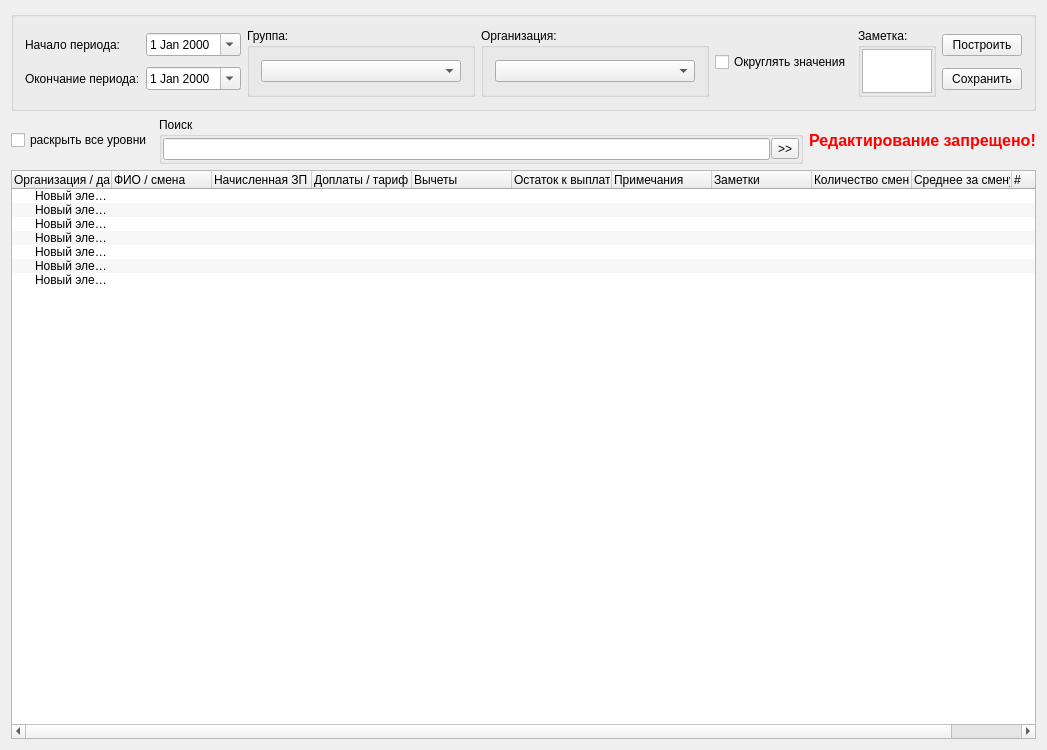
Qt form src/zprotokol.ui (SergeyZaz/DSV) before a commit.
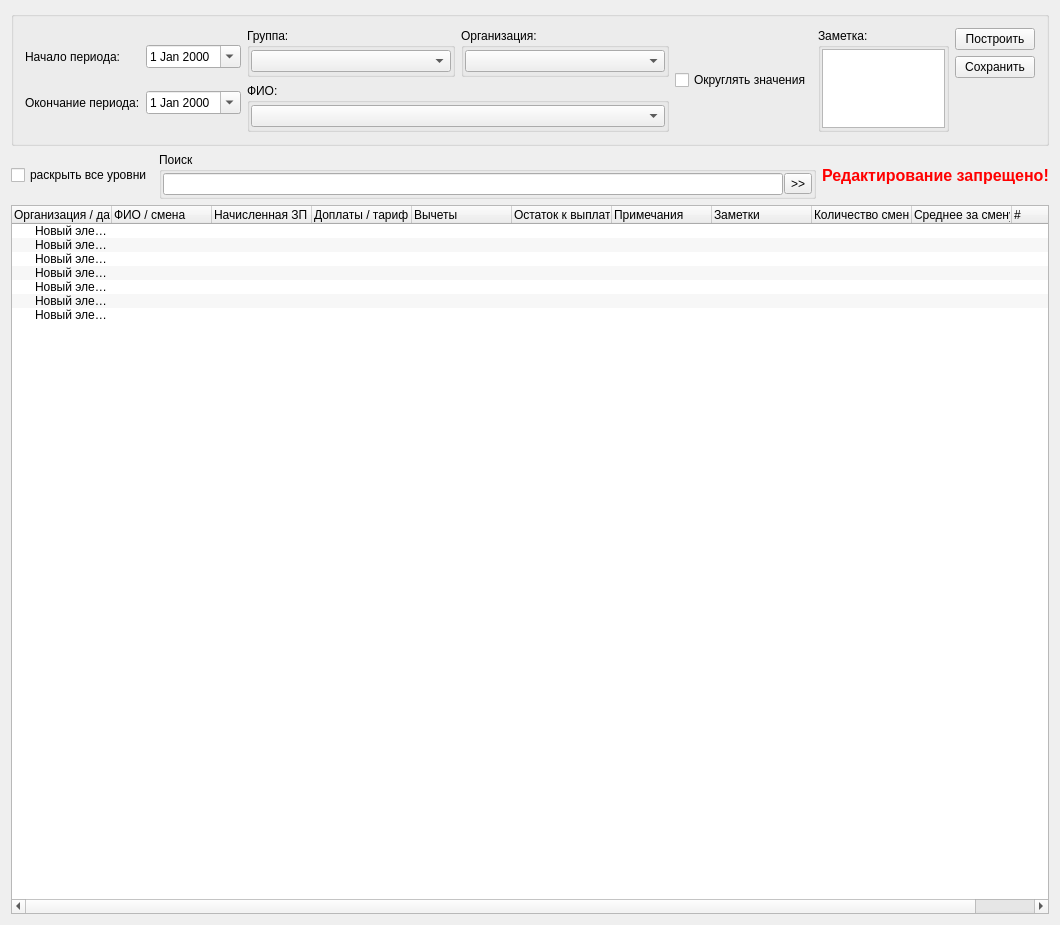
The same form after that commit. Icons and pictures are not drawn.

Commit message: +фильтр в отчетах по ФИО

Patch:
```diff
--- a/src/zprotokol.ui
+++ b/src/zprotokol.ui
@@ -6,8 +6,8 @@
    <rect>
     <x>0</x>
     <y>0</y>
-    <width>1029</width>
-    <height>750</height>
+    <width>1060</width>
+    <height>925</height>
    </rect>
   </property>
   <property name="windowTitle">
@@ -29,13 +29,13 @@
      <property name="maximumSize">
       <size>
        <width>16777215</width>
-       <height>100</height>
+       <height>135</height>
       </size>
      </property>
      <property name="title">
       <string/>
      </property>
-     <layout class="QHBoxLayout" name="horizontalLayout">
+     <layout class="QHBoxLayout" name="horizontalLayout_6">
       <item>
        <layout class="QGridLayout" name="gridLayout">
         <item row="0" column="0">
@@ -69,12 +69,29 @@
        </layout>
       </item>
       <item>
+       <layout class="QGridLayout" name="gridLayout_2">
+        <item row="0" column="0">
        <widget class="QGroupBox" name="groupBox_2">
         <property name="title">
          <string>Группа:</string>
         </property>
-        <layout class="QGridLayout" name="gridLayout_2">
-         <item row="0" column="0">
+          <layout class="QHBoxLayout" name="horizontalLayout">
+           <property name="spacing">
+            <number>1</number>
+           </property>
+           <property name="leftMargin">
+            <number>1</number>
+           </property>
+           <property name="topMargin">
+            <number>1</number>
+           </property>
+           <property name="rightMargin">
+            <number>1</number>
+           </property>
+           <property name="bottomMargin">
+            <number>1</number>
+           </property>
+           <item>
           <widget class="QComboBox" name="cboFilter">
            <property name="minimumSize">
             <size>
@@ -87,13 +104,28 @@
         </layout>
        </widget>
       </item>
-      <item>
+        <item row="0" column="1">
        <widget class="QGroupBox" name="groupBox_3">
         <property name="title">
          <string>Организация:</string>
         </property>
-        <layout class="QGridLayout" name="gridLayout_3">
-         <item row="0" column="0">
+          <layout class="QHBoxLayout" name="horizontalLayout_4">
+           <property name="spacing">
+            <number>1</number>
+           </property>
+           <property name="leftMargin">
+            <number>1</number>
+           </property>
+           <property name="topMargin">
+            <number>1</number>
+           </property>
+           <property name="rightMargin">
+            <number>1</number>
+           </property>
+           <property name="bottomMargin">
+            <number>1</number>
+           </property>
+           <item>
           <widget class="QComboBox" name="cboFilterOrg">
            <property name="minimumSize">
             <size>
@@ -106,6 +138,42 @@
         </layout>
        </widget>
       </item>
+        <item row="1" column="0" colspan="2">
+         <widget class="QGroupBox" name="groupBox_6">
+          <property name="title">
+           <string>ФИО:</string>
+          </property>
+          <layout class="QHBoxLayout" name="horizontalLayout_5">
+           <property name="spacing">
+            <number>1</number>
+           </property>
+           <property name="leftMargin">
+            <number>1</number>
+           </property>
+           <property name="topMargin">
+            <number>1</number>
+           </property>
+           <property name="rightMargin">
+            <number>1</number>
+           </property>
+           <property name="bottomMargin">
+            <number>1</number>
+           </property>
+           <item>
+            <widget class="QComboBox" name="cboFilterFIO">
+             <property name="minimumSize">
+              <size>
+               <width>200</width>
+               <height>0</height>
+              </size>
+             </property>
+            </widget>
+           </item>
+          </layout>
+         </widget>
+        </item>
+       </layout>
+      </item>
       <item>
        <widget class="QCheckBox" name="ckbRound">
         <property name="text">
@@ -156,6 +224,19 @@
           </property>
          </widget>
         </item>
+        <item>
+         <spacer name="verticalSpacer">
+          <property name="orientation">
+           <enum>Qt::Vertical</enum>
+          </property>
+          <property name="sizeHint" stdset="0">
+           <size>
+            <width>20</width>
+            <height>40</height>
+           </size>
+          </property>
+         </spacer>
+        </item>
        </layout>
       </item>
      </layout>
```
Lines whose indentation alone changed are shown as unchanged. The commit also changes 2 other files.
